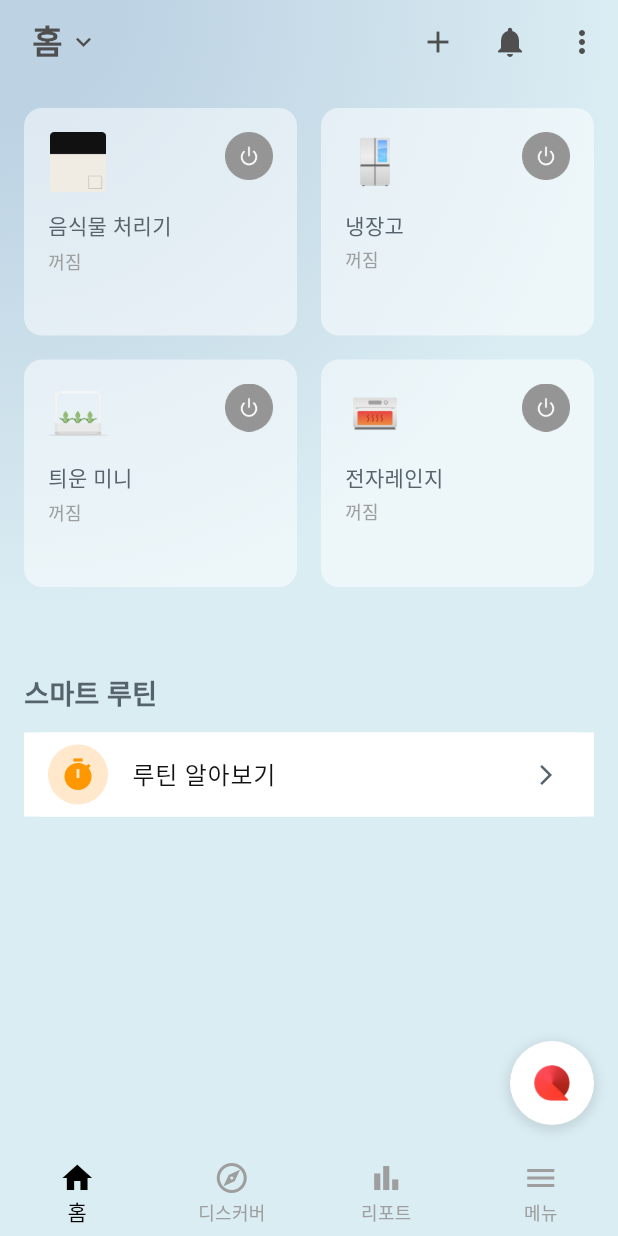
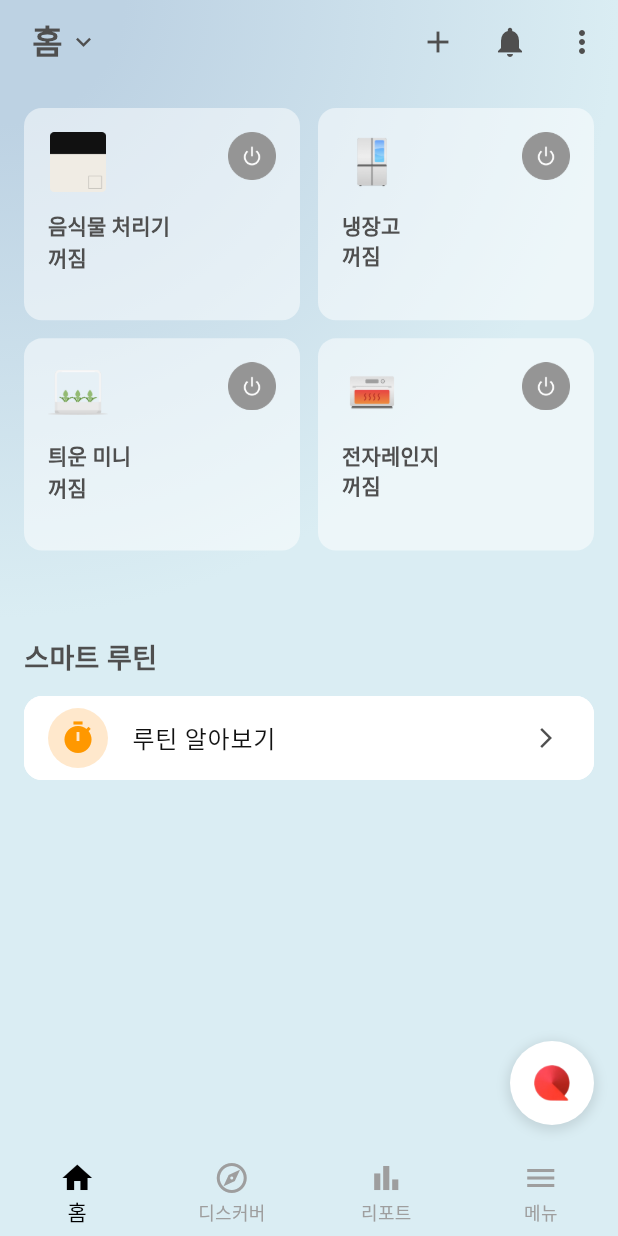
Before and after one commit to 5MinHaAll/5minha_lg-newzen, a Flutter app: the Home screen opened directly with empty values, on a phone screen of 412 x 824 dp. Run offline on Flutter 3.47's test engine with Material 3 defaults, Android fonts, the phone set to English and light mode, and no system bars; our stand-ins replace camera, firebase_auth, firebase_core, google_fonts, image_picker; missing offline and left inert: flutter_vision; accounts and stored records are empty; Roboto replaces fonts that are missing (Lg).

Commit message:
Design: home화면, device card 수정

```diff
--- a/lib/components/device_card.dart
+++ b/lib/components/device_card.dart
@@ -1,4 +1,6 @@
 import 'package:flutter/material.dart';
+import '../theme/app_colors.dart';
+import '../theme/app_text.dart';
 
 class DeviceCard extends StatelessWidget {
   final String icon;
@@ -18,9 +20,13 @@ class DeviceCard extends StatelessWidget {
 
   @override
   Widget build(BuildContext context) {
+    final textTheme = Theme.of(context).textTheme;
+
     return Container(
       decoration: BoxDecoration(
-        color: isOn ? Colors.white : Colors.white.withOpacity(0.5),
+        color: isOn
+            ? AppColors.primaryBackground
+            : AppColors.primaryBackground.withOpacity(0.5),
         borderRadius: BorderRadius.circular(12),
       ),
       child: Material(
@@ -31,7 +37,9 @@ class DeviceCard extends StatelessWidget {
           child: Stack(
             children: [
               Padding(
-                padding: const EdgeInsets.all(16.0),
+                // padding: const EdgeInsets.all(16.0),
+                padding: const EdgeInsets.only(
+                    left: 16.0, right: 16.0, top: 16.0, bottom: 8.0),
                 child: Column(
                   crossAxisAlignment: CrossAxisAlignment.start,
                   children: [
@@ -40,28 +48,23 @@ class DeviceCard extends StatelessWidget {
                       icon,
                       height: 40,
                       width: 40,
-                      errorBuilder: (context, error, stackTrace) => Icon(
-                        Icons.device_unknown,
-                        size: 40,
-                        color: isOn ? Colors.blue : Colors.grey,
-                      ),
                     ),
                     const SizedBox(height: 12),
                     // 디바이스 이름
                     Text(
                       title,
-                      style: const TextStyle(
-                        fontSize: 14,
-                        fontWeight: FontWeight.w500,
+                      style: textTheme.titleSmall?.copyWith(
+                        // fontSize: 14,
+                        color: AppColors.secondaryText,
+                        fontWeight: FontWeight.w600,
                       ),
                     ),
-                    const SizedBox(height: 4),
                     // 전원 상태
                     Text(
                       isOn ? "켜짐" : "꺼짐",
-                      style: TextStyle(
-                        fontSize: 12,
-                        color: Colors.grey,
+                      style: textTheme.titleSmall?.copyWith(
+                        color: AppColors.secondaryText,
+                        fontWeight: FontWeight.w600,
                       ),
                     ),
                   ],
--- a/lib/screens/home.dart
+++ b/lib/screens/home.dart
@@ -60,7 +60,7 @@ class _HomeState extends State<Home> {
               left: 16,
               right: 16,
               top: 16,
-              bottom: kBottomNavigationBarHeight + bottomPadding + 32,
+              bottom: kBottomNavigationBarHeight + bottomPadding + 16,
             ),
             child: Column(
               crossAxisAlignment: CrossAxisAlignment.start,
@@ -70,9 +70,9 @@ class _HomeState extends State<Home> {
                   physics: const NeverScrollableScrollPhysics(),
                   gridDelegate: const SliverGridDelegateWithFixedCrossAxisCount(
                     crossAxisCount: 2,
-                    crossAxisSpacing: 16,
-                    mainAxisSpacing: 16,
-                    childAspectRatio: 1.2,
+                    crossAxisSpacing: 12,
+                    mainAxisSpacing: 12,
+                    childAspectRatio: 1.3,
                   ),
                   children: [
                     DeviceCard(
@@ -144,15 +144,26 @@ class _HomeState extends State<Home> {
                     color: Colors.white,
                     borderRadius: BorderRadius.circular(12),
                   ),
-                  child: const ListTile(
-                    leading: CircleAvatar(
+                  child: ListTile(
+                    shape: RoundedRectangleBorder(
+                      borderRadius: BorderRadius.circular(12),
+                    ),
+                    leading: const CircleAvatar(
                       backgroundColor: Color(0xFFFFE8CC),
                       child: Icon(Icons.timer, color: Colors.orange),
                     ),
-                    title: Text("루틴 알아보기"),
-                    trailing: Icon(Icons.arrow_forward_ios, size: 16),
+                    title: const Text("루틴 알아보기"),
+                    trailing: const Icon(Icons.arrow_forward_ios, size: 16),
                   ),
                 ),
+                // TODO: 3d_man 이미지 삽입해보기
+                // // 3d_man 이미지
+                // const SizedBox(height: 0),
+                // Image.asset(
+                //   'assets/images/home/3d_man.png',
+                //   width: double.infinity,
+                //   fit: BoxFit.cover,
+                // ),
               ],
             ),
           ),
--- a/lib/theme/app_colors.dart
+++ b/lib/theme/app_colors.dart
@@ -9,9 +9,10 @@ class AppColors {
 
   // Utility Colors
   static const Color primaryText = Color(0xFF111111);
-  static const Color secondaryText = Color(0xFF57636C);
-  static const Color primaryBackground = Color(0xFFFFFFFF);    // 카드, 리스트용 흰색
-  static const Color secondaryBackground = Color(0xFFEFF1F5);  // 화면 배경용
+  static const Color secondaryText = Color(0xFF4F4F4F);
+  static const Color tertiaryText = Color(0xFF556273);
+  static const Color primaryBackground = Color(0xFFFFFFFF); // 카드, 리스트용 흰색
+  static const Color secondaryBackground = Color(0xFFEFF1F5); // 화면 배경용
 
   // Accent Colors
   static const Color accent1 = Color(0xFF02A498);
--- a/lib/theme/app_theme.dart
+++ b/lib/theme/app_theme.dart
@@ -31,10 +31,10 @@ class AppTheme {
     listTileTheme: ListTileThemeData(
       tileColor: AppColors.primaryBackground,
     ),
-    appBarTheme: AppBarTheme(
-      backgroundColor: AppColors.primary,
-      foregroundColor: Colors.white,
-      elevation: 0,
-    ),
+    // appBarTheme: AppBarTheme(
+    //   backgroundColor: AppColors.primary,
+    //   foregroundColor: Colors.white,
+    //   elevation: 0,
+    // ),
   );
 }
```
